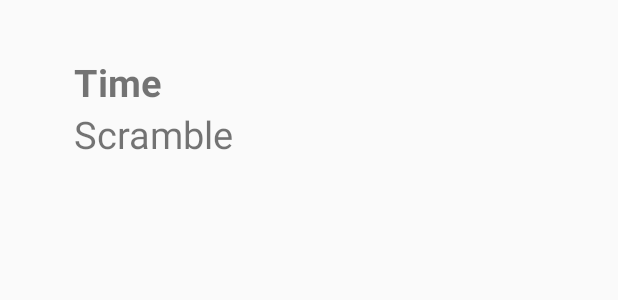
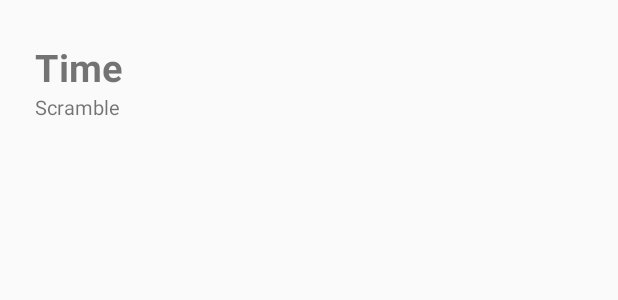
Before and after one commit to limabeans/cub, an Android app: the layout listview_solve.xml on its own in the app's theme, with its tools: preview values and no code run, on a phone screen of 412 x 824 dp. Shown: the top 300 px of the screen. Run offline under Robolectric (Android 15) with nearby library versions, the phone set to English and light mode, and no system bars.

Commit message:
listview solves looks better now

```diff
--- a/app/src/main/java/com/angelllim/cube/cub/SolvesActivity.java
+++ b/app/src/main/java/com/angelllim/cube/cub/SolvesActivity.java
@@ -32,7 +32,9 @@ public class SolvesActivity extends Activity {
         ArrayList<HashMap<String,String>> data = new ArrayList<HashMap<String,String>>();
         for(Solve s : solves) {
             HashMap<String,String> solv= new HashMap<String,String>();
-            solv.put("time", String.valueOf(s.getMillisTime()));
+            long millisTime = s.getMillisTime();
+            String formattedTime = Solve.millisTimeFormatted(millisTime);
+            solv.put("time", formattedTime);
             solv.put("scramble", s.getScramble());
 
             data.add(solv);
--- a/app/src/main/res/layout/listview_solve.xml
+++ b/app/src/main/res/layout/listview_solve.xml
@@ -9,9 +9,9 @@
         android:id="@+id/timeTextView"
         android:textStyle="bold"
         android:textSize="25sp"
-        android:layout_marginLeft="49dp"
-        android:layout_marginStart="49dp"
-        android:layout_marginTop="37dp"
+        android:layout_marginLeft="23dp"
+        android:layout_marginStart="23dp"
+        android:layout_marginTop="27dp"
         android:layout_alignParentTop="true"
         android:layout_alignParentLeft="true"
         android:layout_alignParentStart="true" />
@@ -20,7 +20,7 @@
         android:layout_width="wrap_content"
         android:layout_height="wrap_content"
         android:text="Scramble"
-        android:textSize="25sp"
+        android:textSize="13sp"
         android:id="@+id/scrambleTextView"
         android:layout_below="@+id/timeTextView"
         android:layout_alignLeft="@+id/timeTextView"
```
